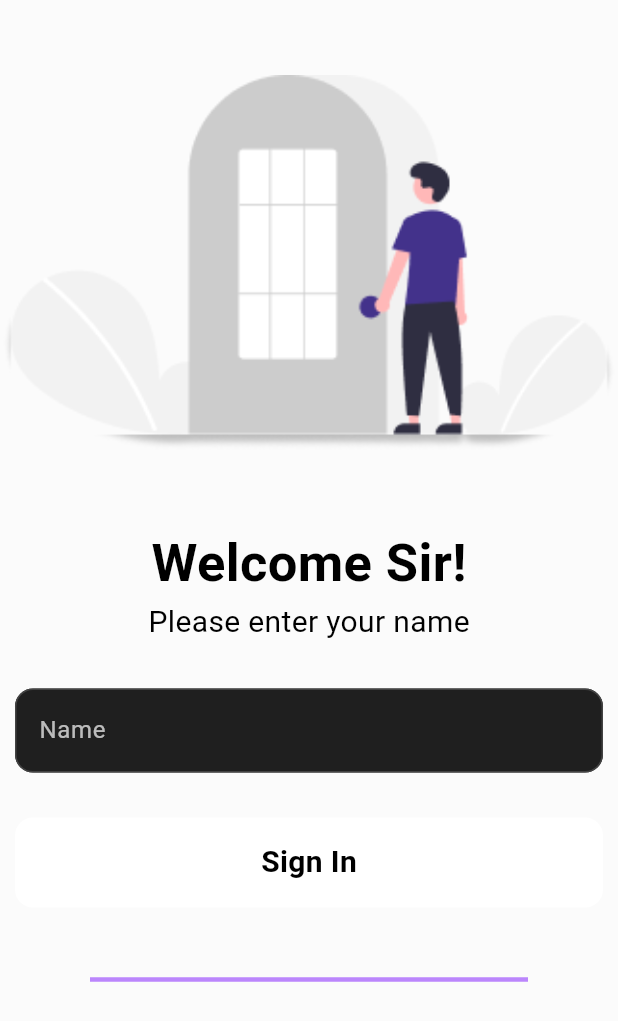
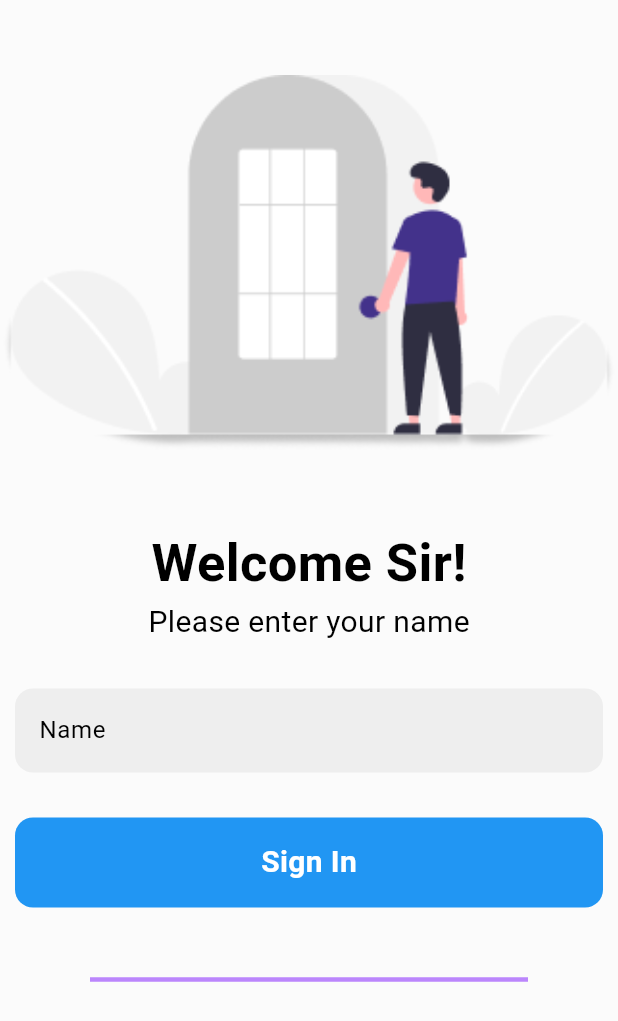
Before and after one commit to ritik6559/Hostel-Management-App, a Flutter app: the screen it shows after launch, on a phone screen of 412 x 824 dp. Shown: the top 1021 px of the screen. Run offline on Flutter 3.47's test engine with Material 3 defaults, Android fonts, the phone set to English and light mode, and no system bars; our stand-ins replace shared_preferences; missing offline and left inert: gsheets.

Commit message:
minor changes

```diff
--- a/lib/common/widgets/custom_button.dart
+++ b/lib/common/widgets/custom_button.dart
@@ -16,7 +16,7 @@ class CustomButton extends StatelessWidget {
         child: Container(
           height: 60,
           decoration: BoxDecoration(
-            color: Colors.white,
+            color: Colors.blue,
             borderRadius: BorderRadius.circular(
               12,
             ),
@@ -25,7 +25,7 @@ class CustomButton extends StatelessWidget {
             child: Text(
               'Sign In',
               style: TextStyle(
-                color: Colors.black,
+                color: Colors.white,
                 fontSize: 20,
                 fontWeight: FontWeight.bold,
               ),
--- a/lib/common/widgets/custom_textfield.dart
+++ b/lib/common/widgets/custom_textfield.dart
@@ -17,34 +17,29 @@ class CustomTextField extends StatelessWidget {
       ),
       child: TextFormField(
         style: const TextStyle(
-          color: Colors.white, // Text color in dark mode
+          color: Colors.black, // Text color in dark mode
         ),
         controller: controller,
         decoration: InputDecoration(
           labelStyle: const TextStyle(
-            color: Colors.white70, // Label color in dark mode
+            color: Colors.black, // Label color in dark mode
           ),
           filled: true,
-          fillColor: const Color(0xFF1F1F1F), // Fill color for the text field in dark mode
+          fillColor: Colors.grey.shade200, // Fill color for the text field in dark mode
           label: Text(
             hint, // Use the hint parameter for the label text
             style: const TextStyle(
-              color: Colors.white70, // Label text color
+              color: Colors.black, // Label text color
             ),
           ),
           enabledBorder: OutlineInputBorder(
             borderRadius: BorderRadius.circular(12),
-            borderSide: const BorderSide(
-              color: Color(0xFF434343), // Border color in dark mode
-              width: 1.0,
-            ),
+
+            borderSide: BorderSide.none,
           ),
           focusedBorder: OutlineInputBorder(
             borderRadius: BorderRadius.circular(12),
-            borderSide: const BorderSide(
-              color: Color(0xFFBB86FC), // Focused border color in dark mode
-              width: 2.0,
-            ),
+            borderSide: BorderSide.none,
           ),
         ),
       ),
--- a/lib/features/auth/screens/log_in_screen.dart
+++ b/lib/features/auth/screens/log_in_screen.dart
@@ -127,6 +127,7 @@ class _LoginScreenState extends State<LoginScreen>
                       controller: _wardenNameController,
                       hint: 'Name',
 
+
                     ),
                   ),
                 ),
```
